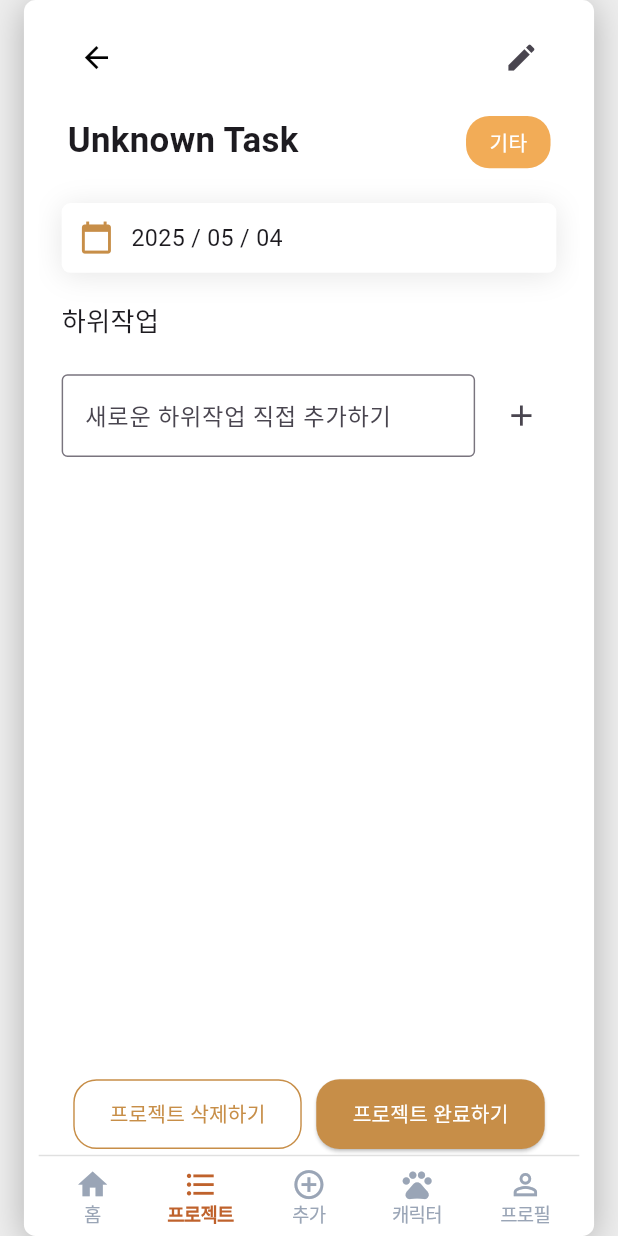
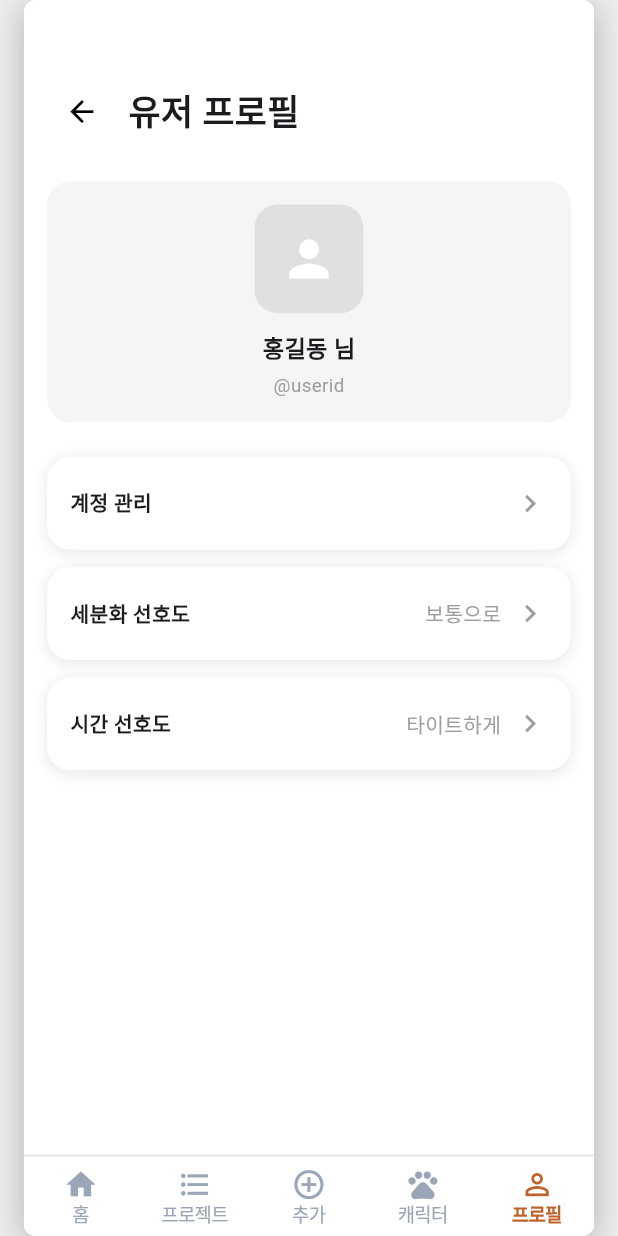
Before and after one commit to DoMo-next-contest/DoMo-Front, a Flutter app: the AddPage screen opened by its route, item 5 of the bottom bar chosen, on a phone screen of 412 x 824 dp. Run offline on Flutter 3.47's test engine with Material 3 defaults, Android fonts, the phone set to English and light mode, and no system bars; our stand-ins replace dotted_border, shared_preferences, table_calendar; missing offline and left inert: flutter_3d_controller, model_viewer_plus; accounts and stored records are empty; Roboto replaces fonts that are missing (Inter); statements that could not run were skipped.

Commit message:
modified:   lib/main.dart 	new file:   lib/screens/account_info_page.dart 	modified:   lib/screens/add_page.dart 	modified:   lib/screens/dashboard_page.dart 	new file:   lib/screens/profile_page.dart 	modified:   lib/screens/project_page.dart 	modified:   lib/screens/task_page.dart

```diff
--- a/lib/main.dart
+++ b/lib/main.dart
@@ -13,15 +13,27 @@ import 'screens/dashboard_page.dart';
 import 'screens/add_page.dart';
 import 'screens/project_page.dart';
 import 'screens/task_page.dart';
+import 'screens/profile_page.dart';
 import 'screens/onboarding/signup_step1.dart';
 import 'screens/onboarding/signup_step2.dart';
 import 'screens/onboarding/signup_step3.dart';
 import 'screens/onboarding/signup_step4.dart';
 
+/// A built-in “demo” profile, used if you don’t explicitly pass one.
+final _defaultProfile = Profile(
+  id: '0',
+  name: '홍길동',
+  username: 'userid',
+  email: 'you@domain.com',
+  subtaskPreference: '보통으로',
+  timePreference: '타이트하게',
+  categories: Task.allCategories,
+);
+
 Future<void> main() async {
   WidgetsFlutterBinding.ensureInitialized();
 
-  // Load saved categories (if any) and override the default list
+  // Load saved categories (if any)
   final prefs = await SharedPreferences.getInstance();
   final savedCats = prefs.getStringList('userCategories');
   if (savedCats != null && savedCats.isNotEmpty) {
@@ -46,7 +58,7 @@ class MyApp extends StatelessWidget {
       debugShowCheckedModeBanner: false,
       initialRoute: '/',
 
-      // Static routes for screens that don't need arguments
+      // Static routes that never need extra args:
       routes: {
         '/': (ctx) => const WelcomeScreen(),
         '/login': (ctx) => const LoginPage(),
@@ -57,14 +69,14 @@ class MyApp extends StatelessWidget {
         '/task': (ctx) => const TaskPage(),
       },
 
-      // Handle onboarding steps 2, 3, and 4 (all require a Profile)
       onGenerateRoute: (settings) {
+        // — Onboarding steps (require a Profile arg) —
         if (settings.name == '/signupStep2' ||
             settings.name == '/signupStep3' ||
             settings.name == '/signupStep4') {
           final args = settings.arguments;
           if (args is! Profile) {
-            // If no Profile passed, send back to Step1
+            // If somehow no Profile was passed, restart onboarding
             return MaterialPageRoute(
               builder: (_) => const SignupStep1(),
               settings: settings,
@@ -89,7 +101,17 @@ class MyApp extends StatelessWidget {
           }
         }
 
-        // Fallback to static routes
+        // — Profile page — always supply a Profile, falling back to our default
+        if (settings.name == '/profile') {
+          final maybeProfile = settings.arguments;
+          final profile = (maybeProfile is Profile) ? maybeProfile : _defaultProfile;
+          return MaterialPageRoute(
+            builder: (_) => ProfilePage(profile: profile),
+            settings: settings,
+          );
+        }
+
+        // — Fallback to any other static route —
         final pageBuilder = routes[settings.name];
         if (pageBuilder != null) {
           return MaterialPageRoute(
@@ -98,7 +120,7 @@ class MyApp extends StatelessWidget {
           );
         }
 
-        // Unknown route → back to welcome
+        // — Unknown? Go home —
         return MaterialPageRoute(
           builder: (_) => const WelcomeScreen(),
           settings: settings,
@@ -107,7 +129,7 @@ class MyApp extends StatelessWidget {
     );
   }
 
-  // Mirror of static routes for use in onGenerateRoute fallback
+  /// Mirror of our static `routes` map, for use in onGenerateRoute lookup
   static final Map<String, WidgetBuilder> routes = {
     '/': (ctx) => const WelcomeScreen(),
     '/login': (ctx) => const LoginPage(),
--- a/lib/screens/add_page.dart
+++ b/lib/screens/add_page.dart
@@ -485,7 +485,7 @@ class AddPageState extends State<AddPage> {
                       _NavButton(icon: Icons.pets, label: '캐릭터', active: false,
                           onTap: () => Navigator.pushNamed(context, '/decor')),
                       _NavButton(icon: Icons.person_outline, label: '프로필', active: false,
-                          onTap: () => Navigator.pushNamed(context, '/task')),
+                          onTap: () => Navigator.pushNamed(context, '/profile')),
                     ],
                   ),
                 ),
--- a/lib/screens/dashboard_page.dart
+++ b/lib/screens/dashboard_page.dart
@@ -240,7 +240,7 @@ class _BottomNavBar extends StatelessWidget {
       '/project',
       '/add',
       '/decor',
-      '/dashboard',
+      '/profile',
     ];
 
     return Container(
--- /dev/null
+++ b/lib/screens/profile_page.dart
@@ -0,0 +1,196 @@
+// lib/screens/profile_page.dart
+
+import 'package:flutter/material.dart';
+import 'package:domo/models/profile.dart';
+import 'package:domo/screens/account_info_page.dart';
+
+class ProfilePage extends StatelessWidget {
+  const ProfilePage({Key? key, required this.profile}) : super(key: key);
+
+  final Profile profile;
+
+  @override
+  Widget build(BuildContext context) {
+    return Scaffold(
+      backgroundColor: Colors.transparent,
+      body: Center(
+        child: Container(
+          width: 393,
+          height: 852,
+          decoration: BoxDecoration(
+            color: Colors.white,
+            borderRadius: BorderRadius.circular(8),
+          ),
+          child: Stack(
+            children: [
+              // Scrollable content
+              Positioned.fill(
+                bottom: 56, // leave room for nav bar
+                child: SingleChildScrollView(
+                  padding: const EdgeInsets.only(top: 53, left: 16, right: 16),
+                  child: Column(
+                    crossAxisAlignment: CrossAxisAlignment.stretch,
+                    children: [
+                      // Top bar
+                      Row(
+                        children: [
+                          IconButton(
+                            icon: const Icon(Icons.arrow_back, color: Colors.black),
+                            onPressed: () => Navigator.pop(context),
+                          ),
+                          const SizedBox(width: 8),
+                          const Text(
+                            '유저 프로필',
+                            style: TextStyle(fontSize: 24, fontWeight: FontWeight.w700),
+                          ),
+                        ],
+                      ),
+
+                      const SizedBox(height: 24),
+
+                      // Avatar + name + username
+                      Container(
+                        padding: const EdgeInsets.all(16),
+                        decoration: BoxDecoration(
+                          color: Colors.grey[100],
+                          borderRadius: BorderRadius.circular(16),
+                        ),
+                        child: Column(
+                          children: [
+                            Container(
+                              width: 75,
+                              height: 75,
+                              decoration: BoxDecoration(
+                                color: Colors.grey[300],
+                                borderRadius: BorderRadius.circular(16),
+                              ),
+                              child: const Icon(Icons.person, size: 40, color: Colors.white),
+                            ),
+                            const SizedBox(height: 12),
+                            Text(
+                              '${profile.name} 님',
+                              style: const TextStyle(fontSize: 16, fontWeight: FontWeight.w700),
+                            ),
+                            const SizedBox(height: 4),
+                            Text(
+                              '@${profile.username}',
+                              style: const TextStyle(fontSize: 13, color: Colors.grey),
+                            ),
+                          ],
+                        ),
+                      ),
+
+                      const SizedBox(height: 24),
+
+                      // Cards
+                      _buildCard('계정 관리', onTap: () => Navigator.push(
+                        context,
+                        MaterialPageRoute(builder: (_) => const AccountInfoPage()),
+                      ),),
+                      const SizedBox(height: 12),
+                      _buildCard('세분화 선호도', subtitle: profile.subtaskPreference ?? '-', onTap: () {}),
+                      const SizedBox(height: 12),
+                      _buildCard('시간 선호도', subtitle: profile.timePreference ?? '-', onTap: () {}),
+
+                      const SizedBox(height: 24),
+                    ],
+                  ),
+                ),
+              ),
+
+              // Bottom navigation bar
+              Positioned(
+                left: 0,
+                right: 0,
+                bottom: 0,
+                child: SizedBox(
+                  height: 56,
+                  child: _BottomNavBar(activeIndex: 4), // 4 = profile
+                ),
+              ),
+            ],
+          ),
+        ),
+      ),
+    );
+  }
+
+  Widget _buildCard(String title, {String? subtitle, VoidCallback? onTap}) {
+    return InkWell(
+      onTap: onTap,
+      borderRadius: BorderRadius.circular(16),
+      child: Container(
+        padding: const EdgeInsets.symmetric(horizontal: 16, vertical: 20),
+        decoration: BoxDecoration(
+          color: Colors.white,
+          borderRadius: BorderRadius.circular(16),
+          boxShadow: const [
+            BoxShadow(color: Color(0x19000000), blurRadius: 8, offset: Offset(0, 2)),
+          ],
+        ),
+        child: Row(
+          children: [
+            Expanded(child: Text(title, style: const TextStyle(fontSize: 14, fontWeight: FontWeight.w600))),
+            if (subtitle != null) Text(subtitle, style: const TextStyle(color: Colors.grey)),
+            const SizedBox(width: 8),
+            const Icon(Icons.chevron_right, color: Colors.grey),
+          ],
+        ),
+      ),
+    );
+  }
+}
+
+class _BottomNavBar extends StatelessWidget {
+  final int activeIndex; // 0=home,1=project,2=add,3=char,4=profile
+
+  const _BottomNavBar({required this.activeIndex});
+
+  @override
+  Widget build(BuildContext context) {
+    const icons = [
+      Icons.home,
+      Icons.format_list_bulleted,
+      Icons.control_point,
+      Icons.pets,
+      Icons.person_outline,
+    ];
+    const labels = ['홈', '프로젝트', '추가', '캐릭터', '프로필'];
+    const routes = ['/dashboard', '/project', '/add', '/decor', '/profile'];
+
+    return Container(
+      decoration: BoxDecoration(
+        border: Border(top: BorderSide(color: Colors.grey.shade300, width: 1)),
+      ),
+      child: Row(
+        children: List.generate(5, (i) {
+          final color = i == activeIndex ? const Color(0xFFBF622C) : const Color(0xFF9AA5B6);
+          final weight = i == activeIndex ? FontWeight.w600 : FontWeight.w400;
+          return Expanded(
+            child: InkWell(
+              onTap: () => Navigator.pushNamed(context, routes[i]),
+              child: Column(
+                mainAxisAlignment: MainAxisAlignment.center,
+                children: [
+                  Icon(icons[i], color: color, size: 24),
+                  const SizedBox(height: 2),
+                  Text(
+                    labels[i],
+                    style: TextStyle(
+                      fontFamily: 'Inter',
+                      fontSize: 13,
+                      fontWeight: weight,
+                      color: color,
+                      height: 1.08,
+                      letterSpacing: -0.5,
+                    ),
+                  ),
+                ],
+              ),
+            ),
+          );
+        }),
+      ),
+    );
+  }
+}
--- a/lib/screens/project_page.dart
+++ b/lib/screens/project_page.dart
@@ -356,7 +356,7 @@ class _BottomNavBar extends StatelessWidget {
       Icons.person_outline,
     ];
     const labels = ['홈', '프로젝트', '추가', '캐릭터', '프로필'];
-    const routes = ['/dashboard', '/project', '/add', '/decor', '/dashboard'];
+    const routes = ['/dashboard', '/project', '/add', '/decor', '/profile'];
 
     return Container(
       decoration: BoxDecoration(
--- a/lib/screens/task_page.dart
+++ b/lib/screens/task_page.dart
@@ -650,7 +650,7 @@ class _BottomNavBar extends StatelessWidget {
   Widget build(BuildContext context) {
     const icons = [Icons.home, Icons.format_list_bulleted, Icons.control_point, Icons.pets, Icons.person_outline];
     const labels = ['홈', '프로젝트', '추가', '캐릭터', '프로필'];
-    const routes = ['/dashboard', '/project', '/add', '/decor', '/dashboard'];
+    const routes = ['/dashboard', '/project', '/add', '/decor', '/profile'];
 
     return Container(
       decoration: BoxDecoration(border: Border(top: BorderSide(color: Colors.grey[300]!, width: 1))),
```
Also changed, not shown: lib/screens/account_info_page.dart (added, +190 -0 lines).
